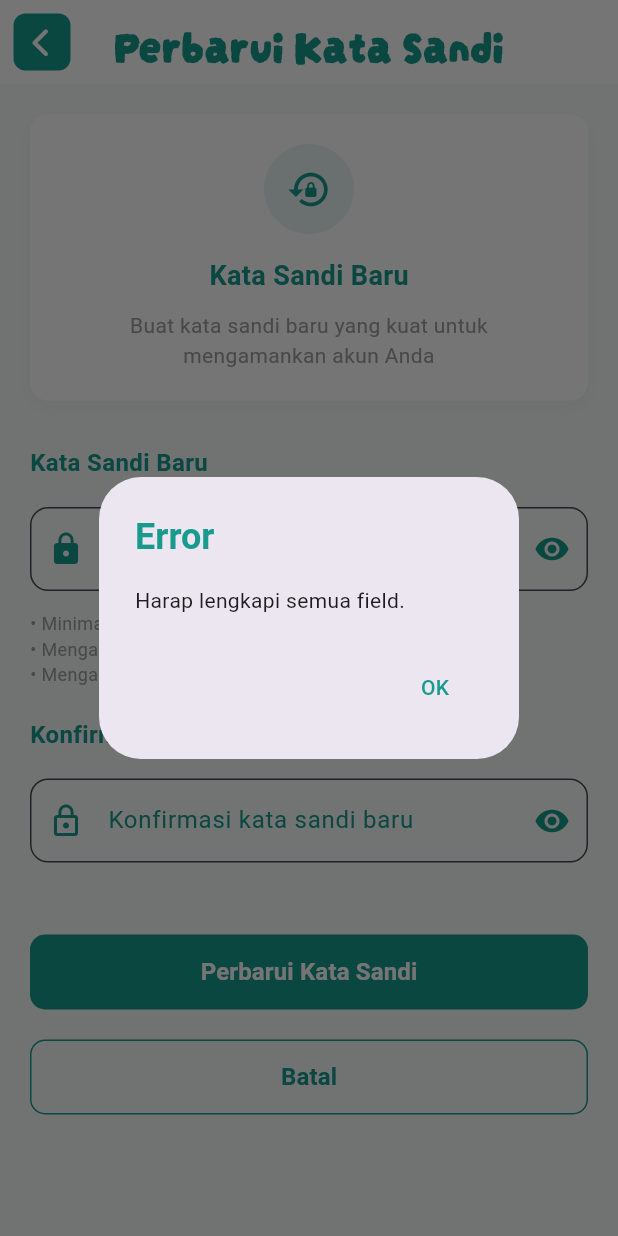
After one commit to ardhikaxx/mobile-glucowise, a Flutter app: the UpdatePasswordPage screen opened directly, after a tap on "Perbarui Kata Sandi", on a phone screen of 412 x 824 dp. The commit adds this screen. Run offline on Flutter 3.47's test engine with Material 3 defaults, Android fonts, the phone set to English and light mode, and no system bars; our stand-ins replace audioplayers, cached_network_image, flutter_local_notifications, font_awesome_flutter, get, iconsax and 10 more; missing offline and left inert: floating_navbar, photo_manager, webview_flutter_android; accounts and stored records are empty.

Commit message:
fix(profile) penambahan fitur kata sandi dan keamanan pada profil

```diff
--- /dev/null
+++ b/lib/page/UserProfile/update_password.dart
@@ -0,0 +1,363 @@
+import 'package:flutter/material.dart';
+import 'package:font_awesome_flutter/font_awesome_flutter.dart';
+import 'package:get/get.dart';
+import 'package:medical_app/services/auth_services.dart';
+import 'package:medical_app/utils/session_manager.dart';
+
+class UpdatePasswordPage extends StatefulWidget {
+  const UpdatePasswordPage({super.key});
+
+  @override
+  State<UpdatePasswordPage> createState() => _UpdatePasswordPageState();
+}
+
+class _UpdatePasswordPageState extends State<UpdatePasswordPage> {
+  final TextEditingController _newPasswordController = TextEditingController();
+  final TextEditingController _confirmPasswordController =
+      TextEditingController();
+  final GlobalKey<FormState> _formKey = GlobalKey<FormState>();
+  bool _isLoading = false;
+  bool _obscureNewPassword = true;
+  bool _obscureConfirmPassword = true;
+  String? _currentNik;
+
+  @override
+  void initState() {
+    super.initState();
+    _loadCurrentNik();
+  }
+
+  Future<void> _loadCurrentNik() async {
+    String? nik = await SessionManager.getNik();
+    setState(() {
+      _currentNik = nik;
+    });
+  }
+
+  void _updatePassword() async {
+    if (_newPasswordController.text.isEmpty || _confirmPasswordController.text.isEmpty) {
+      _showErrorDialog("Harap lengkapi semua field.");
+      return;
+    }
+
+    if (_newPasswordController.text != _confirmPasswordController.text) {
+      _showErrorDialog("Kata sandi baru dan konfirmasi kata sandi tidak cocok.");
+      return;
+    }
+
+    if (_newPasswordController.text.length < 8) {
+      _showErrorDialog("Kata sandi minimal 8 karakter.");
+      return;
+    }
+
+    setState(() {
+      _isLoading = true;
+    });
+
+    try {
+      await AuthServices.updatePassword(
+        context,
+        _currentNik!,
+        _newPasswordController.text,
+        _confirmPasswordController.text,
+      );
+
+    } catch (e) {
+      _showErrorDialog("Terjadi kesalahan: $e");
+    }
+
+    setState(() {
+      _isLoading = false;
+    });
+  }
+
+  void _showErrorDialog(String message) {
+    showDialog(
+      context: context,
+      builder: (context) => AlertDialog(
+        title: const Text(
+          'Error',
+          style: TextStyle(
+            color: Color(0xFF199A8E),
+            fontWeight: FontWeight.bold,
+          ),
+        ),
+        content: Text(message),
+        actions: [
+          TextButton(
+            onPressed: () => Navigator.pop(context),
+            child: const Text(
+              'OK',
+              style: TextStyle(color: Color(0xFF199A8E)),
+            ),
+          ),
+        ],
+      ),
+    );
+  }
+
+  Widget _buildTextField(
+      String label,
+      IconData icon,
+      TextEditingController controller,
+      bool obscureText,
+      VoidCallback? onSuffixPressed) {
+    return Padding(
+      padding: const EdgeInsets.symmetric(vertical: 8.0),
+      child: TextField(
+        controller: controller,
+        obscureText: obscureText,
+        decoration: InputDecoration(
+          filled: true,
+          fillColor: const Color(0xFFF9FAFB),
+          labelText: label,
+          labelStyle: const TextStyle(color: Color(0xFF199A8E)),
+          prefixIcon: Icon(icon, color: const Color(0xFF199A8E)),
+          suffixIcon: onSuffixPressed != null
+              ? IconButton(
+                  icon: Icon(
+                    obscureText ? Icons.visibility : Icons.visibility_off,
+                    color: const Color(0xFF199A8E),
+                  ),
+                  onPressed: onSuffixPressed,
+                )
+              : null,
+          border: OutlineInputBorder(
+            borderRadius: BorderRadius.circular(12),
+            borderSide: const BorderSide(color: Color(0xFFE5E7EB), width: 1.5),
+          ),
+          focusedBorder: OutlineInputBorder(
+            borderRadius: BorderRadius.circular(12),
+            borderSide: const BorderSide(color: Color(0xFF199A8E), width: 1.5),
+          ),
+        ),
+      ),
+    );
+  }
+
+  @override
+  Widget build(BuildContext context) {
+    return Scaffold(
+      backgroundColor: const Color(0xFFF7FBFA),
+      appBar: AppBar(
+        title: const Text(
+          'Perbarui Kata Sandi',
+          style: TextStyle(
+            fontFamily: 'DarumadropOne',
+            color: Color(0xFF199A8E),
+            fontSize: 30,
+            fontWeight: FontWeight.bold,
+          ),
+        ),
+        centerTitle: true,
+        backgroundColor: Colors.white,
+        elevation: 0,
+        leading: Padding(
+          padding: const EdgeInsets.all(9.0),
+          child: Container(
+            height: 40,
+            width: 40,
+            decoration: BoxDecoration(
+              color: const Color(0xFF199A8E),
+              borderRadius: BorderRadius.circular(8),
+            ),
+            child: IconButton(
+              onPressed: () => Get.back(),
+              icon: const Icon(
+                FontAwesomeIcons.chevronLeft,
+                color: Colors.white,
+                size: 20,
+              ),
+            ),
+          ),
+        ),
+      ),
+      body: SafeArea(
+        child: SingleChildScrollView(
+          padding: const EdgeInsets.all(20),
+          child: Form(
+            key: _formKey,
+            child: Column(
+              crossAxisAlignment: CrossAxisAlignment.start,
+              children: [
+                // Header Section
+                Container(
+                  width: double.infinity,
+                  padding: const EdgeInsets.all(20),
+                  margin: const EdgeInsets.only(bottom: 30),
+                  decoration: BoxDecoration(
+                    color: Colors.white,
+                    borderRadius: BorderRadius.circular(12),
+                    boxShadow: [
+                      BoxShadow(
+                        color: Colors.grey.withOpacity(0.1),
+                        blurRadius: 10,
+                        offset: const Offset(0, 4),
+                      ),
+                    ],
+                  ),
+                  child: Column(
+                    children: [
+                      Container(
+                        width: 60,
+                        height: 60,
+                        decoration: BoxDecoration(
+                          color: const Color(0xFFE8F3F1),
+                          borderRadius: BorderRadius.circular(30),
+                        ),
+                        child: const Icon(
+                          Icons.lock_reset,
+                          size: 30,
+                          color: Color(0xFF199A8E),
+                        ),
+                      ),
+                      const SizedBox(height: 15),
+                      const Text(
+                        'Kata Sandi Baru',
+                        style: TextStyle(
+                          fontSize: 18,
+                          fontWeight: FontWeight.bold,
+                          color: Color(0xFF199A8E),
+                        ),
+                      ),
+                      const SizedBox(height: 10),
+                      const Text(
+                        'Buat kata sandi baru yang kuat untuk mengamankan akun Anda',
+                        textAlign: TextAlign.center,
+                        style: TextStyle(
+                          fontSize: 14,
+                          color: Colors.grey,
+                        ),
+                      ),
+                    ],
+                  ),
+                ),
+
+                // New Password Field
+                const Text(
+                  'Kata Sandi Baru',
+                  style: TextStyle(
+                    fontSize: 16,
+                    fontWeight: FontWeight.w600,
+                    color: Color(0xFF199A8E),
+                  ),
+                ),
+                const SizedBox(height: 10),
+                _buildTextField(
+                  'Masukkan kata sandi baru',
+                  Icons.lock,
+                  _newPasswordController,
+                  _obscureNewPassword,
+                  () {
+                    setState(() {
+                      _obscureNewPassword = !_obscureNewPassword;
+                    });
+                  },
+                ),
+                const SizedBox(height: 5),
+                const Text(
+                  '• Minimal 8 karakter\n• Mengandung huruf besar dan kecil\n• Mengandung angka',
+                  style: TextStyle(
+                    fontSize: 12,
+                    color: Colors.grey,
+                  ),
+                ),
+
+                const SizedBox(height: 20),
+
+                // Confirm Password Field
+                const Text(
+                  'Konfirmasi Kata Sandi Baru',
+                  style: TextStyle(
+                    fontSize: 16,
+                    fontWeight: FontWeight.w600,
+                    color: Color(0xFF199A8E),
+                  ),
+                ),
+                const SizedBox(height: 10),
+                _buildTextField(
+                  'Konfirmasi kata sandi baru',
+                  Icons.lock_outline,
+                  _confirmPasswordController,
+                  _obscureConfirmPassword,
+                  () {
+                    setState(() {
+                      _obscureConfirmPassword = !_obscureConfirmPassword;
+                    });
+                  },
+                ),
+                const SizedBox(height: 40),
+
+                // Update Button
+                SizedBox(
+                  width: double.infinity,
+                  height: 50,
+                  child: ElevatedButton(
+                    onPressed: _isLoading ? null : _updatePassword,
+                    style: ElevatedButton.styleFrom(
+                      backgroundColor: const Color(0xFF199A8E),
+                      shape: RoundedRectangleBorder(
+                        borderRadius: BorderRadius.circular(10),
+                      ),
+                      elevation: 0,
+                    ),
+                    child: _isLoading
+                        ? const SizedBox(
+                            width: 20,
+                            height: 20,
+                            child: CircularProgressIndicator(
+                              strokeWidth: 2,
+                              valueColor:
+                                  AlwaysStoppedAnimation<Color>(Colors.white),
+                            ),
+                          )
+                        : const Text(
+                            'Perbarui Kata Sandi',
+                            style: TextStyle(
+                              fontSize: 16,
+                              fontWeight: FontWeight.bold,
+                              color: Colors.white,
+                            ),
+                          ),
+                  ),
+                ),
+
+                const SizedBox(height: 20),
+
+                // Cancel Button
+                SizedBox(
+                  width: double.infinity,
+                  height: 50,
+                  child: OutlinedButton(
+                    onPressed: () => Navigator.pop(context),
+                    style: OutlinedButton.styleFrom(
+                      shape: RoundedRectangleBorder(
+                        borderRadius: BorderRadius.circular(10),
+                      ),
+                      side: const BorderSide(color: Color(0xFF199A8E)),
+                    ),
+                    child: const Text(
+                      'Batal',
+                      style: TextStyle(
+                        fontSize: 16,
+                        fontWeight: FontWeight.bold,
+                        color: Color(0xFF199A8E),
+                      ),
+                    ),
+                  ),
+                ),
+              ],
+            ),
+          ),
+        ),
+      ),
+    );
+  }
+
+  @override
+  void dispose() {
+    _newPasswordController.dispose();
+    _confirmPasswordController.dispose();
+    super.dispose();
+  }
+}
```
Also changed, not shown: lib/page/UserProfile/edit_profile.dart (+8 -0 lines), lib/page/UserProfile/nik_konfirmasi.dart (added, +302 -0 lines), lib/page/UserProfile/profile.dart (+14 -6 lines).
